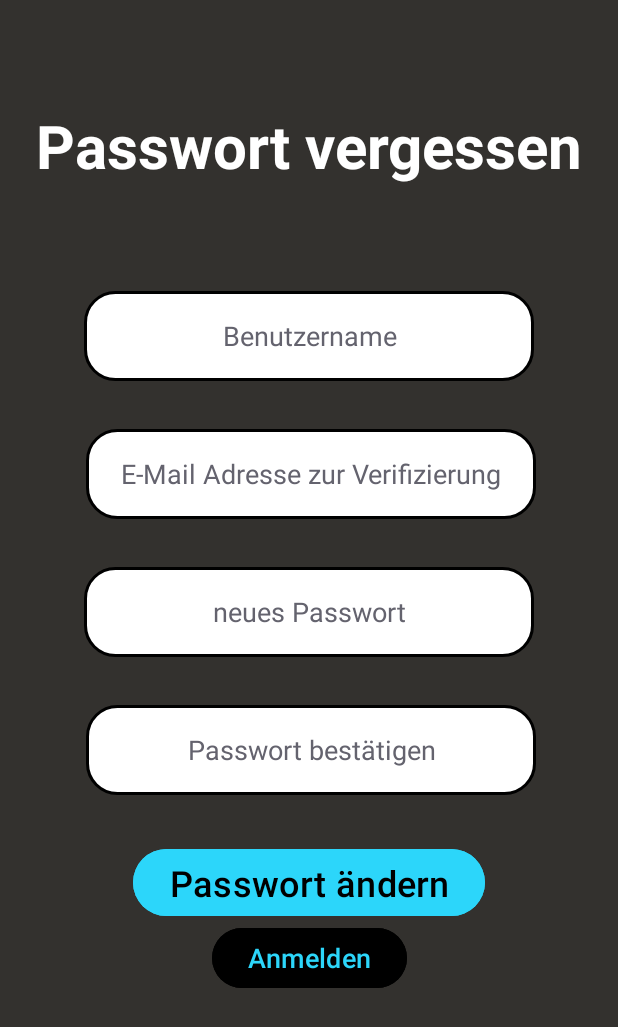
After one commit to mthaler1/GymMem-itp, an Android app: the PasswordVergessen screen opened directly, with no data from a screen before it, on a phone screen of 412 x 824 dp. The commit adds this screen. Shown: the top 1027 px of the screen. Run offline under Robolectric (Android 15) with nearby library versions, the phone set to English and light mode, and no system bars; our stand-ins replace Firebase (no records; nobody signed in at launch, a user with empty details on screens opened directly).

Commit message:
PasswordVergessen auf Login und Registrieren hinzugefügt

```diff
--- a/app/src/main/AndroidManifest.xml
+++ b/app/src/main/AndroidManifest.xml
@@ -12,6 +12,9 @@
         android:supportsRtl="true"
         android:theme="@style/Theme.GymMem"
         tools:targetApi="31">
+        <activity
+            android:name=".PasswordVergessen"
+            android:exported="false" />
         <activity
             android:name=".PasswortAendern"
             android:exported="false" />
--- a/app/src/main/java/com/example/gymmem/PasswortAendern.java
+++ b/app/src/main/java/com/example/gymmem/PasswortAendern.java
@@ -59,6 +59,7 @@ public class PasswortAendern extends AppCompatActivity {
                     }
                     if(User.checkPasswordStrength(newPassword.getText().toString())<2) {
                         ausgabe.setText("Das eingegebene Passwort ist ungültig.\nMindestens 8 Zeichen und 3 Zeichengruppen und von jeder\nGruppe mindestens zwei Zeichen vorkommen.");
+                        return;
                     }
                     DocumentReference docRef = FirebaseFirestore.getInstance().collection("User").document(Login.getCurrentUserName());
                     docRef.get().addOnCompleteListener(new OnCompleteListener<DocumentSnapshot>() {
--- /dev/null
+++ b/app/src/main/res/layout/activity_password_vergessen.xml
@@ -0,0 +1,126 @@
+<?xml version="1.0" encoding="utf-8"?>
+<androidx.constraintlayout.widget.ConstraintLayout xmlns:android="http://schemas.android.com/apk/res/android"
+    xmlns:app="http://schemas.android.com/apk/res-auto"
+    xmlns:tools="http://schemas.android.com/tools"
+    android:layout_width="match_parent"
+    android:layout_height="match_parent"
+    android:background="#33312E"
+    tools:context=".PasswordVergessen">
+
+
+    <EditText
+        android:id="@+id/inputUsername"
+        android:layout_width="300dp"
+        android:layout_height="60dp"
+        android:layout_marginTop="70dp"
+        android:background="@drawable/rounded_edittext"
+        android:ems="10"
+        android:gravity="center_horizontal|center_vertical"
+        android:hint="Benutzername"
+        android:inputType="text"
+        android:textColor="#000000"
+        android:textColorHint="#64636E"
+        app:layout_constraintEnd_toEndOf="parent"
+        app:layout_constraintHorizontal_bias="0.502"
+        app:layout_constraintStart_toStartOf="parent"
+        app:layout_constraintTop_toBottomOf="@+id/header" />
+
+    <EditText
+        android:id="@+id/inputNewPassword"
+        android:layout_width="300dp"
+        android:layout_height="60dp"
+        android:layout_marginTop="32dp"
+        android:background="@drawable/rounded_edittext"
+        android:ems="10"
+        android:gravity="center_horizontal|center_vertical"
+        android:hint="neues Passwort"
+        android:inputType="textPassword"
+        android:textColor="#000000"
+        android:textColorHint="#64636E"
+        app:layout_constraintEnd_toEndOf="parent"
+        app:layout_constraintStart_toStartOf="parent"
+        app:layout_constraintTop_toBottomOf="@+id/inputMail" />
+
+    <EditText
+        android:id="@+id/inputPasswordConfirm"
+        android:layout_width="300dp"
+        android:layout_height="60dp"
+        android:layout_marginTop="32dp"
+        android:background="@drawable/rounded_edittext"
+        android:ems="10"
+        android:gravity="center_horizontal|center_vertical"
+        android:hint="Passwort bestätigen"
+        android:inputType="textPassword"
+        android:textColor="#000000"
+        android:textColorHint="#64636E"
+        app:layout_constraintEnd_toEndOf="parent"
+        app:layout_constraintHorizontal_bias="0.513"
+        app:layout_constraintStart_toStartOf="parent"
+        app:layout_constraintTop_toBottomOf="@+id/inputNewPassword" />
+
+    <Button
+        android:id="@+id/changePasswortButton"
+        android:layout_width="wrap_content"
+        android:layout_height="wrap_content"
+        android:layout_marginTop="32dp"
+        android:backgroundTint="#2CD6FA"
+        android:text="Passwort ändern"
+        android:textColor="@color/black"
+        android:textSize="24sp"
+        app:layout_constraintEnd_toEndOf="parent"
+        app:layout_constraintStart_toStartOf="parent"
+        app:layout_constraintTop_toBottomOf="@+id/inputPasswordConfirm" />
+
+    <EditText
+        android:id="@+id/inputMail"
+        android:layout_width="300dp"
+        android:layout_height="60dp"
+        android:layout_marginTop="32dp"
+        android:background="@drawable/rounded_edittext"
+        android:ems="10"
+        android:gravity="center_horizontal|center_vertical"
+        android:hint="E-Mail Adresse zur Verifizierung"
+        android:inputType="textEmailAddress"
+        android:textColor="#000000"
+        android:textColorHint="#64636E"
+        app:layout_constraintEnd_toEndOf="parent"
+        app:layout_constraintHorizontal_bias="0.513"
+        app:layout_constraintStart_toStartOf="parent"
+        app:layout_constraintTop_toBottomOf="@+id/inputUsername" />
+
+    <TextView
+        android:id="@+id/header"
+        android:layout_width="wrap_content"
+        android:layout_height="wrap_content"
+        android:layout_marginTop="70dp"
+        android:text="Passwort vergessen"
+        android:textColor="#FFFFFF"
+        android:textSize="40sp"
+        android:textStyle="bold"
+        app:layout_constraintEnd_toEndOf="parent"
+        app:layout_constraintStart_toStartOf="parent"
+        app:layout_constraintTop_toTopOf="parent" />
+
+    <Button
+        android:id="@+id/buttonBackToLogin"
+        android:layout_width="wrap_content"
+        android:layout_height="wrap_content"
+        android:backgroundTint="@color/black"
+        android:text="Anmelden"
+        android:textColor="#2CD6FA"
+        android:textSize="18sp"
+        app:layout_constraintEnd_toEndOf="parent"
+        app:layout_constraintStart_toStartOf="parent"
+        app:layout_constraintTop_toBottomOf="@+id/changePasswortButton" />
+
+    <TextView
+        android:id="@+id/ausgabe"
+        android:layout_width="wrap_content"
+        android:layout_height="wrap_content"
+        android:layout_marginTop="8dp"
+        android:textColor="#FF0000"
+        app:layout_constraintEnd_toEndOf="parent"
+        app:layout_constraintStart_toStartOf="parent"
+        app:layout_constraintTop_toBottomOf="@+id/buttonBackToLogin" />
+
+</androidx.constraintlayout.widget.ConstraintLayout>
```
Also changed, not shown: app/src/main/java/com/example/gymmem/Login.java (+7 -0 lines), app/src/main/java/com/example/gymmem/PasswordVergessen.java (added, +95 -0 lines), app/src/main/java/com/example/gymmem/Registrieren.java (+7 -0 lines), app/src/main/res/layout/activity_login.xml (+17 -5 lines), app/src/main/res/layout/activity_registrieren.xml (+18 -4 lines).
